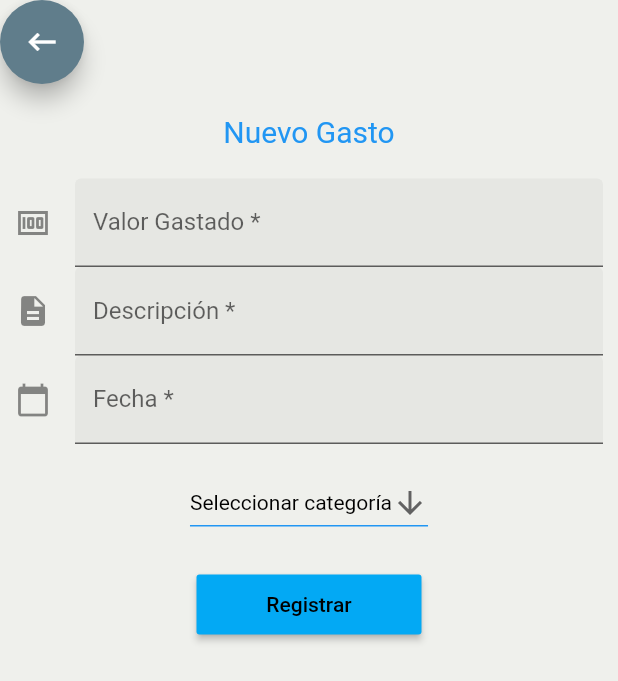
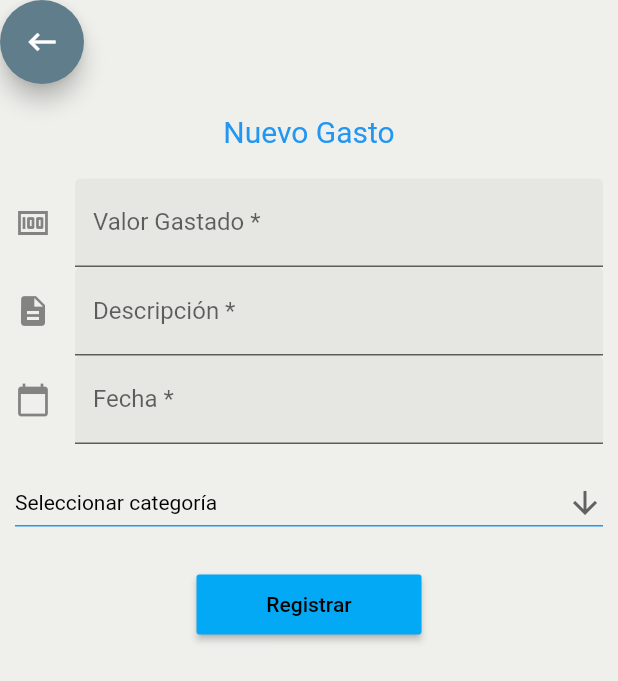
Before and after one commit to ElizaJw/Budget_Control, a Flutter app: the Expenses screen opened directly, on a phone screen of 412 x 824 dp. Shown: the top 681 px of the screen. Run offline on Flutter 3.47's test engine with Material 2 defaults, Android fonts, the phone set to English and light mode, and no system bars; our stand-ins replace firebase_core, font_awesome_flutter; missing offline and left inert: high_chart; accounts and stored records are empty.

```diff
--- a/lib/pages/manageExpense.dart
+++ b/lib/pages/manageExpense.dart
@@ -21,7 +21,7 @@ class PageCreateExpense extends State<Expenses> {
   Widget build(BuildContext context) {
     return Scaffold(
       backgroundColor: Color.fromRGBO(239, 240, 236, 3),
-      body: _body(),
+      body: SingleChildScrollView(child: _body()),
     );
   }
 
@@ -98,6 +98,7 @@ class PageCreateExpense extends State<Expenses> {
           height: 15.0,
         ),
         DropdownButton<String>(
+          isExpanded: true,
           icon: Icon(Icons.arrow_downward),
           value: firstValue,
           iconSize: 24,
```
